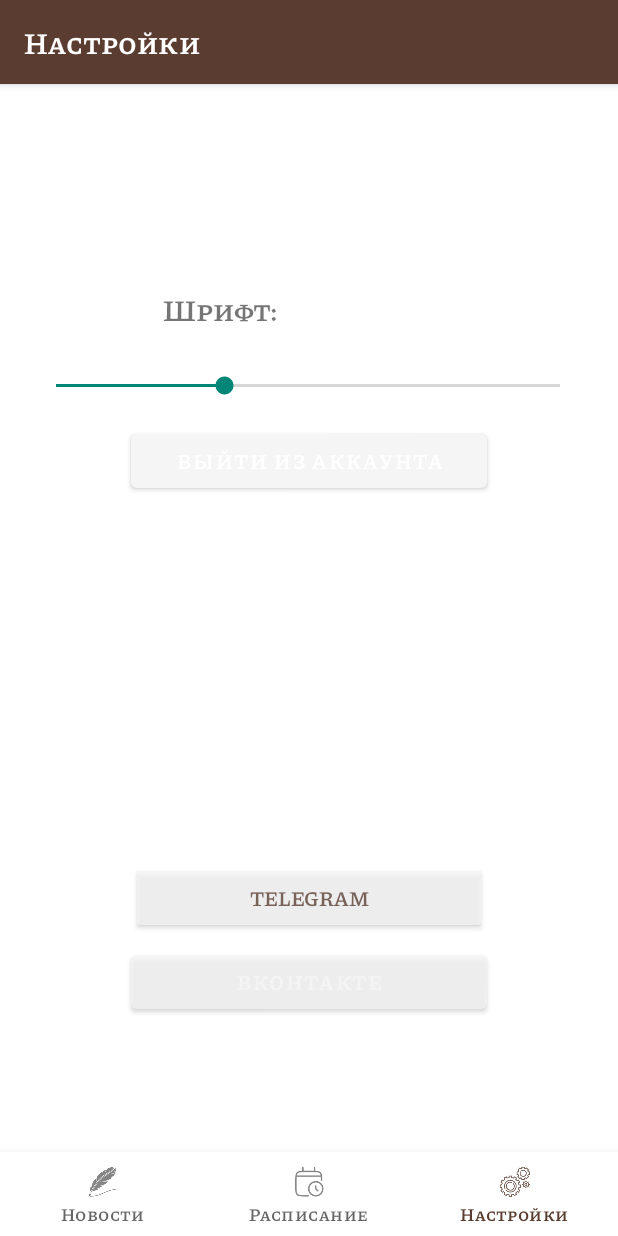
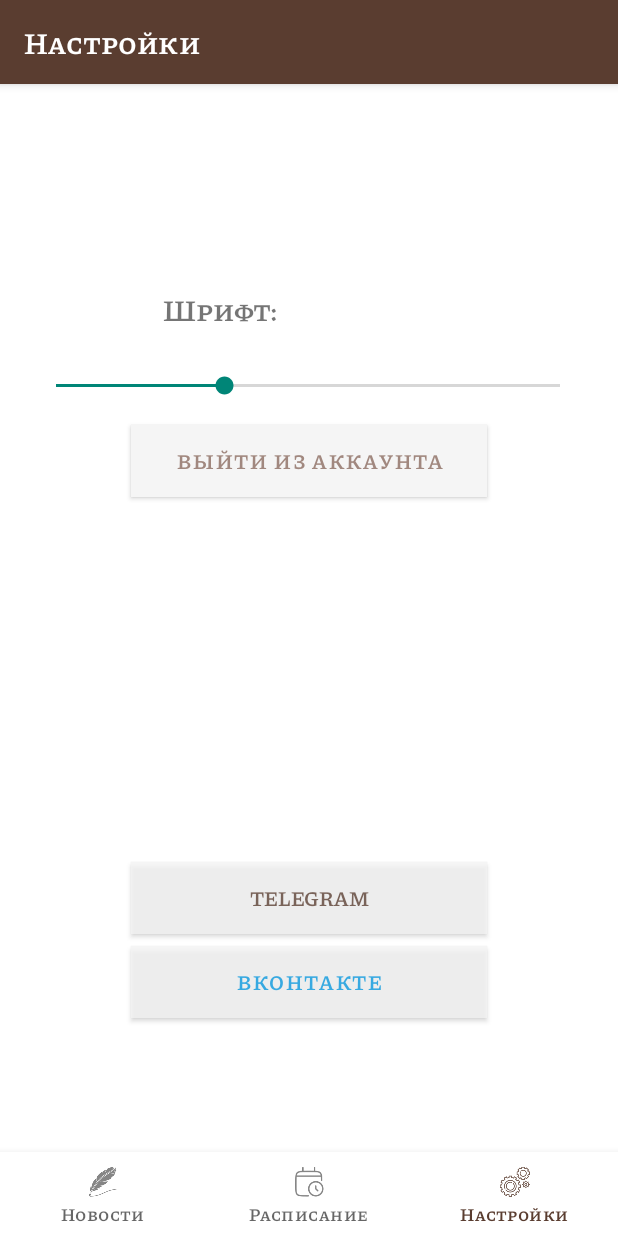
Before and after one commit to MrSmIlEyar/software_for_the_lyceum9_java, an Android app: the NotificationsFragment screen opened through its navigation route, on a phone screen of 412 x 824 dp. Run offline under Robolectric (Android 15) with nearby library versions, the phone set to English and light mode, and no system bars; our stand-ins replace Firebase (no records; nobody signed in at launch, a user with empty details on screens opened directly), navigation-ui.

Commit message:
Новости берутся из бд

```diff
--- a/app/src/main/java/com/example/mylyceum/ui/home/HomeFragment.java
+++ b/app/src/main/java/com/example/mylyceum/ui/home/HomeFragment.java
@@ -1,4 +1,6 @@
 package com.example.mylyceum.ui.home;
+
+import static android.content.ContentValues.TAG;
 
 import android.graphics.Color;
 import android.graphics.Typeface;
@@ -28,10 +30,12 @@
 import com.google.firebase.database.annotations.Nullable;
 
 import java.util.ArrayList;
+import java.util.Objects;
 
 public class HomeFragment extends Fragment {
     private int chet;
-    private DatabaseReference mDatabase;
+    private DatabaseReference myRef;
+    private ArrayList<String> news = new ArrayList<>();
 
     private FragmentHomeBinding binding;
 
@@ -43,18 +47,36 @@
         chet = 0;
         binding = FragmentHomeBinding.inflate(inflater, container, false);
         View root = binding.getRoot();
-        mDatabase = FirebaseDatabase.getInstance().getReference();
+        myRef = FirebaseDatabase.getInstance().getReference();
+//        for (int i = 0; i < 5; i++) {
+////            myRef..setValue("Ярик почему не смержил");
+//            myRef.child(i + "").setValue(i);
+//        }
+
+        myRef.getRoot().addValueEventListener(new ValueEventListener() {
+            @Override
+            public void onDataChange(DataSnapshot dataSnapshot) {
+                for (DataSnapshot childDataSnapshot : dataSnapshot.child("News").getChildren()) {
+                    news.add(childDataSnapshot.getValue().toString());
+                    System.out.println(childDataSnapshot.getKey() + " " + childDataSnapshot.getValue());
+                }
+            }
+
+            @Override
+            public void onCancelled(DatabaseError databaseError) {
+
+            }
+        });
+
+
+//        System.out.println(myRef.get());
         LinearLayout linearLayout = binding.linearlayout;
 
-        ArrayList<String> news = new ArrayList<>();
-        news.add("Поздравляем всех с 1 сентября! Желаем, чтобы этот учебный год был не менее продуктивным, чем предыдущий, более насыщенным, ярким, уникальным!");
-        news.add("а нет я \n тут \n\n\n\n\n");
 //        Добавление карточек с новостями
-        for (int i = 0; i < 100; i++) {
+        for (int i = 0; i < news.size(); i++) {
             TextView textView = new TextView(getContext());
             CardView card = new CardView(getContext());
-            int index = (int) (Math.random() * 2);
-            textView.setText(news.get(index));
+            textView.setText(news.get(i));
             textView.setTypeface(Typeface.SANS_SERIF);
             textView.setTextSize(20);
             textView.setTextColor(Color.rgb(0, 0, 0));
--- a/app/src/main/res/layout/fragment_notifications.xml
+++ b/app/src/main/res/layout/fragment_notifications.xml
@@ -25,8 +25,9 @@
             android:layout_marginBottom="62dp"
             android:alpha="0.75"
             android:autoLink="web"
+            android:background="#FFFFFF"
             android:text="Вконтакте"
-            android:textColor="#FFFFFF"
+            android:textColor="#039BE5"
             app:layout_constraintBottom_toBottomOf="parent"
             app:layout_constraintEnd_toEndOf="parent"
             app:layout_constraintHorizontal_bias="0.5"
@@ -40,6 +41,7 @@
             android:layout_marginBottom="118dp"
             android:alpha="0.75"
             android:autoLink="web"
+            android:background="#FFFFFF"
             android:text="Telegram"
             android:textColor="#5A3D30"
             app:layout_constraintBottom_toBottomOf="parent"
@@ -83,8 +85,9 @@
             android:layout_width="237dp"
             android:layout_height="48dp"
             android:layout_marginTop="144dp"
+            android:background="#F6F6F6"
             android:text="Выйти из аккаунта"
-            android:textColor="#FFFFFF"
+            android:textColor="#A1887F"
             app:layout_constraintEnd_toEndOf="parent"
             app:layout_constraintStart_toStartOf="parent"
             app:layout_constraintTop_toTopOf="parent" />
```
